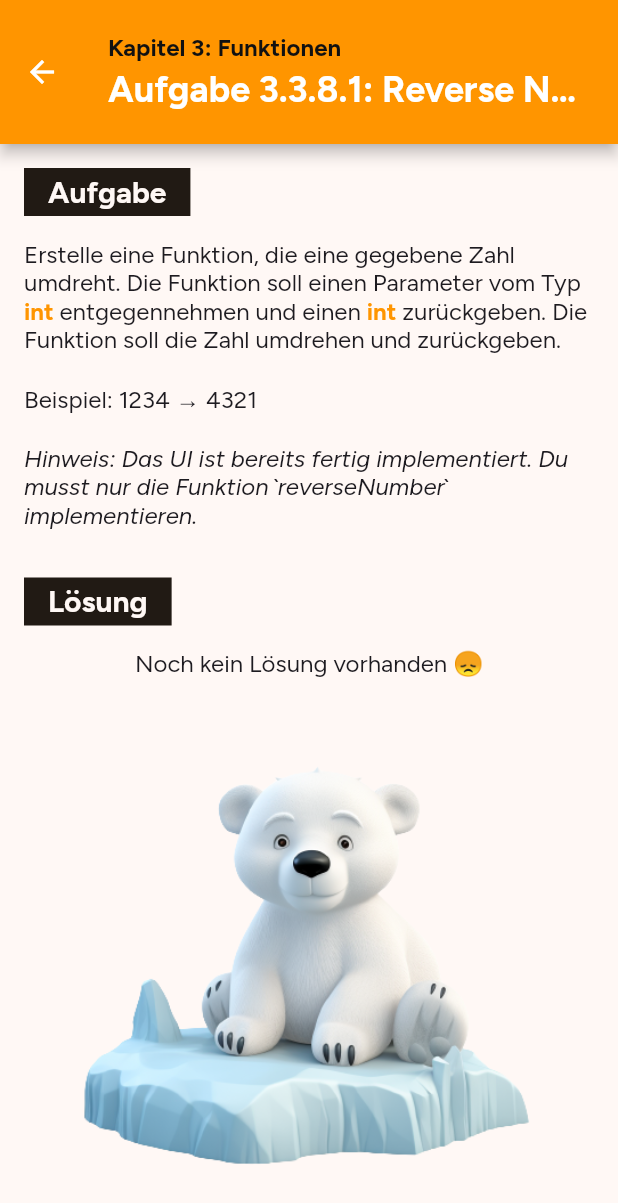
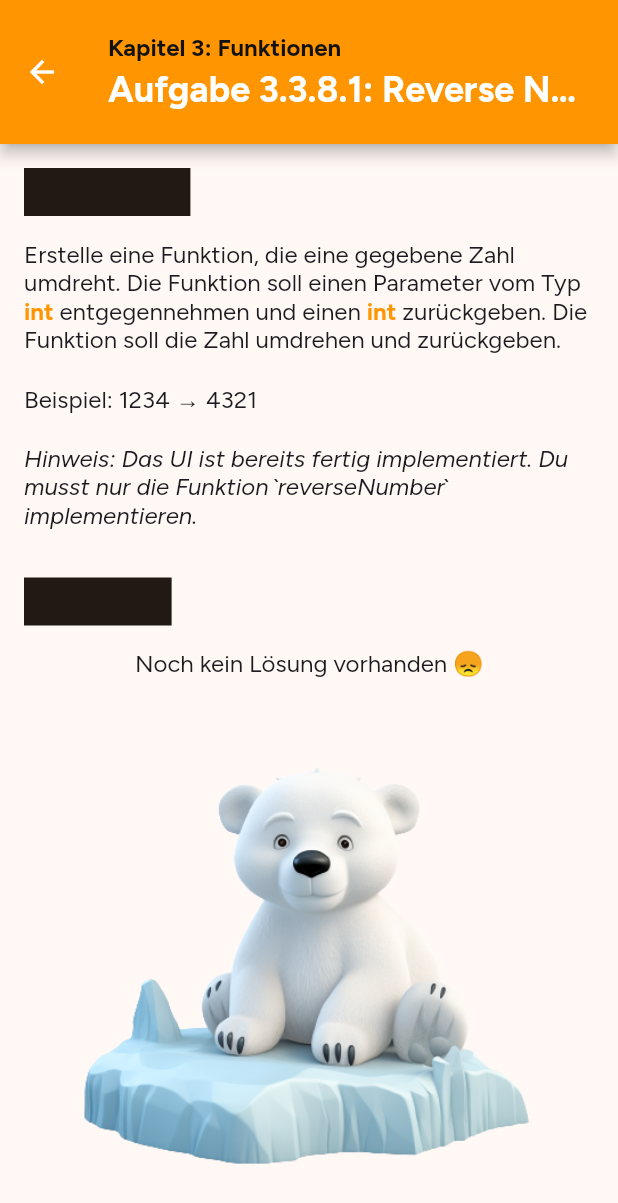
Before and after one commit to App-Akademie/task_app, a Flutter app: the TaskScreen screen opened directly with sample values from the repository, on a phone screen of 412 x 824 dp. Shown: the top 1203 px of the screen. Run offline on Flutter 3.47's test engine with Material 3 defaults, Android fonts, the phone set to English and light mode, and no system bars; our stand-ins replace freezed_annotation, google_fonts, rive, shared_preferences; accounts and stored records are empty.

Commit message:
replaced onBackground with onSurface

```diff
--- a/lib/private/features/tasks/presentation/task_screen.dart
+++ b/lib/private/features/tasks/presentation/task_screen.dart
@@ -67,7 +67,7 @@ class TaskTitle extends StatelessWidget {
     return Row(
       children: [
         Container(
-          color: Theme.of(context).colorScheme.onBackground,
+          color: Theme.of(context).colorScheme.onSurface,
           child: Padding(
             padding: const EdgeInsets.symmetric(
               horizontal: Sizes.p16,
@@ -76,7 +76,7 @@ class TaskTitle extends StatelessWidget {
             child: Text(
               text,
               style: Theme.of(context).textTheme.titleLarge!.copyWith(
-                    color: Theme.of(context).colorScheme.background,
+                    color: Theme.of(context).colorScheme.onSurface,
                     fontWeight: FontWeight.bold,
                   ),
             ),
```
Also changed, not shown: pubspec.lock.
